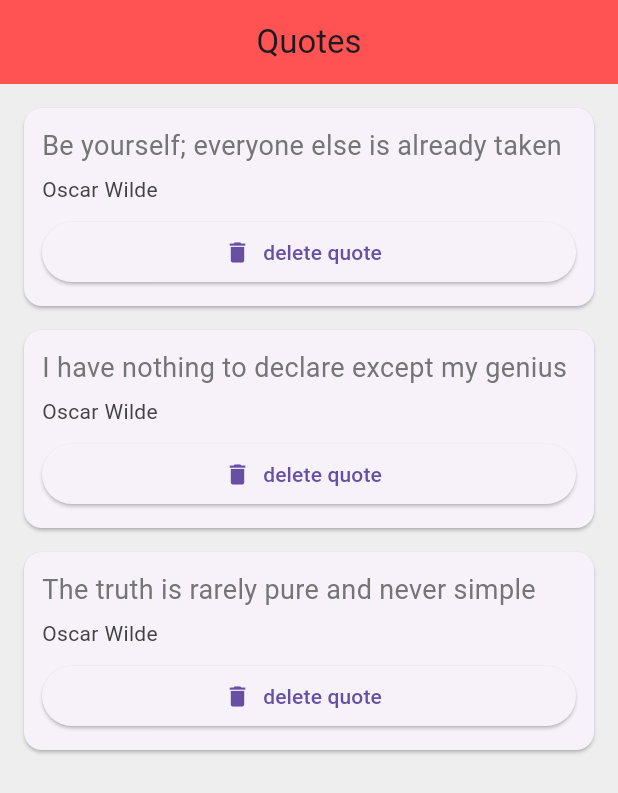
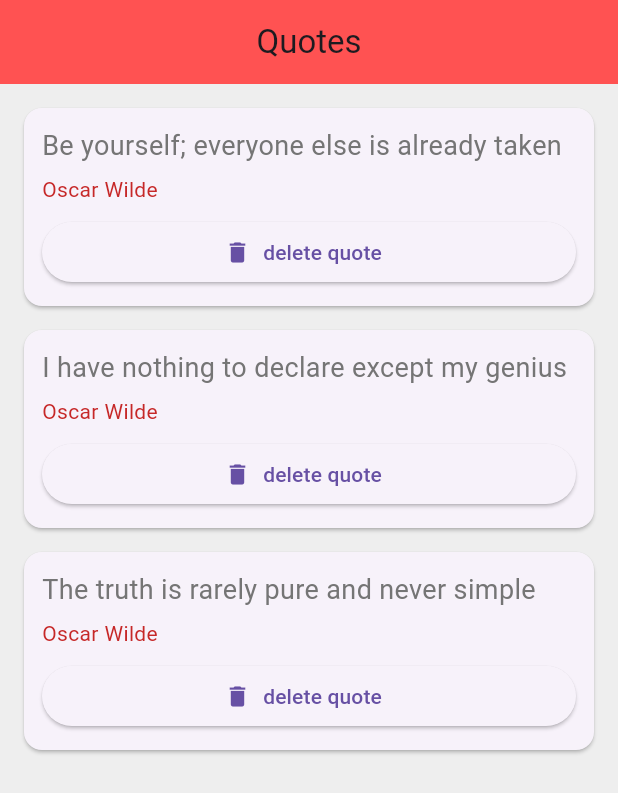
Before and after one commit to Naman-sCode/APP_dev_projects, a Flutter app: the screen it shows after launch, on a phone screen of 412 x 824 dp. Shown: the top 793 px of the screen. Run offline on Flutter 3.47's test engine with Material 3 defaults, Android fonts, the phone set to English and light mode, and no system bars.

Commit message:
updated color

```diff
--- a/lib/quote_card.dart
+++ b/lib/quote_card.dart
@@ -27,7 +27,7 @@ class QuoteCard extends StatelessWidget {
                 quote.author,
                 style: TextStyle(
                   fontSize: 14.0,
-                  color: Colors.grey[800],
+                  color: Colors.red[800],
                 ),
               ),
               const SizedBox(height: 8.0),
```
